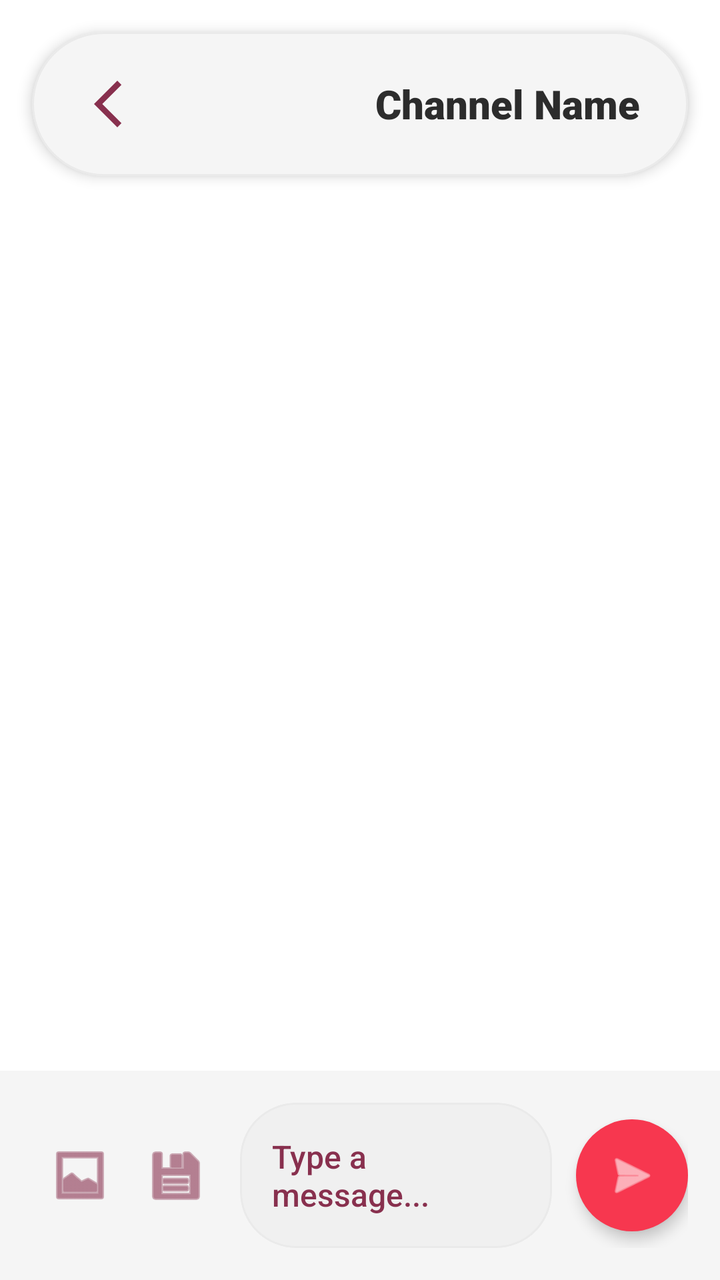
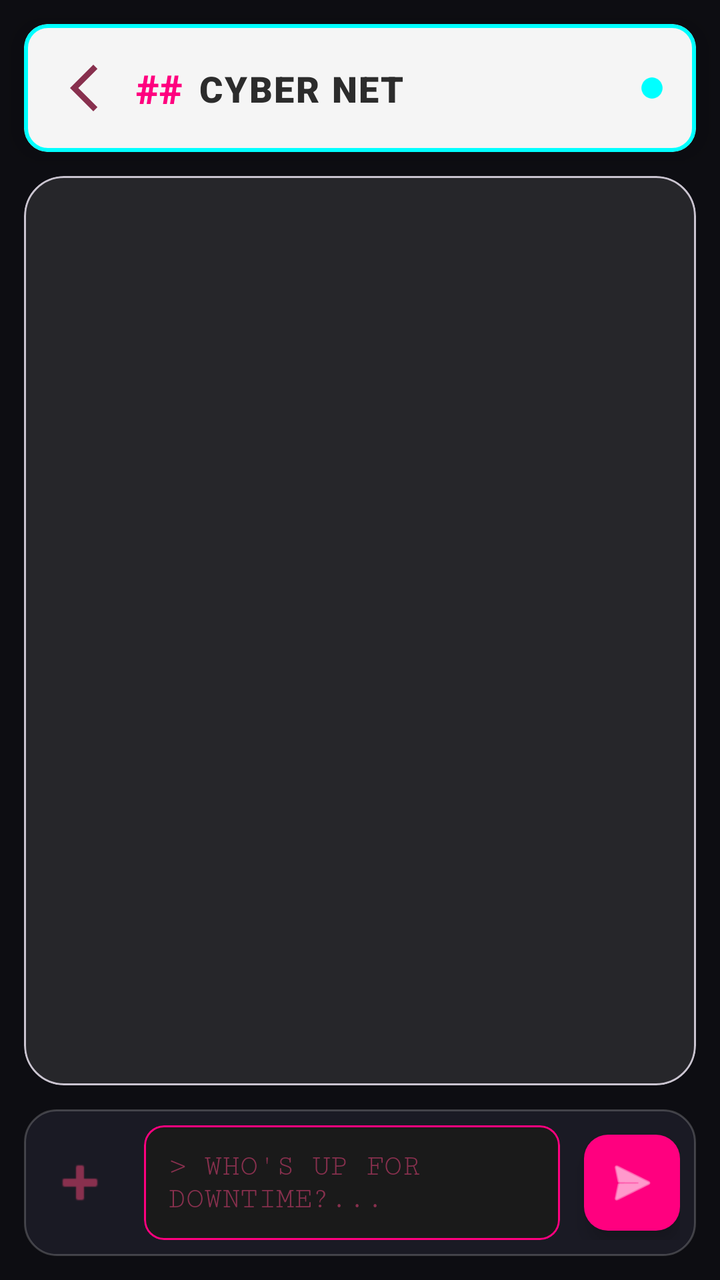

Screens rendered from an Android XML layout before and after an edit, with the pre-edit source and the edit as a unified diff.
<!-- AndroidManifest.xml: application theme Theme.SE114_CallingSystem -->
<!-- res/layout/activity_chat_detail.xml -->
<?xml version="1.0" encoding="utf-8"?>
<LinearLayout xmlns:android="http://schemas.android.com/apk/res/android"
    xmlns:app="http://schemas.android.com/apk/res-auto"
    android:id="@+id/main"
    android:layout_width="match_parent"
    android:layout_height="match_parent"
    android:background="@color/bg_primary"
    android:orientation="vertical"
    android:fitsSystemWindows="true"
    android:animateLayoutChanges="true">

    <com.google.android.material.card.MaterialCardView
        android:id="@+id/header"
        android:layout_width="match_parent"
        android:layout_height="72dp"
        android:layout_margin="16dp"
        app:cardBackgroundColor="@color/bg_secondary"
        app:cardCornerRadius="36dp"
        app:cardElevation="4dp"
        app:strokeColor="@color/card_stroke"
        app:strokeWidth="1dp">

        <RelativeLayout
            android:layout_width="match_parent"
            android:layout_height="match_parent"
            android:paddingHorizontal="24dp">

            <ImageView
                android:id="@+id/btnBack"
                android:layout_width="28dp"
                android:layout_height="28dp"
                android:layout_centerVertical="true"
                android:src="@drawable/icon_backbutton"
                app:tint="@color/icon_tint" />

            <TextView
                android:id="@+id/tvChannelName"
                android:layout_width="wrap_content"
                android:layout_height="wrap_content"
                android:layout_alignParentEnd="true"
                android:layout_centerVertical="true"
                android:text="Channel Name"
                android:textColor="@color/text_primary"
                android:textSize="20sp"
                android:fontFamily="sans-serif-black" />
        </RelativeLayout>
    </com.google.android.material.card.MaterialCardView>

    <androidx.recyclerview.widget.RecyclerView
        android:id="@+id/chatRecyclerView"
        android:layout_width="match_parent"
        android:layout_height="0dp"
        android:layout_weight="1"
        android:layout_marginHorizontal="16dp"
        android:background="@color/bg_primary"
        android:padding="8dp" />

    <LinearLayout
        android:id="@+id/tvReplyingToLayout"
        android:layout_width="match_parent"
        android:layout_height="wrap_content"
        android:layout_marginHorizontal="16dp"
        android:layout_marginBottom="8dp"
        android:background="@drawable/bg_quote_container"
        android:orientation="horizontal"
        android:gravity="center_vertical"
        android:paddingEnd="16dp"
        android:clipToOutline="true"
        android:visibility="gone"
        android:animateLayoutChanges="true">

        <View
            android:layout_width="6dp"
            android:layout_height="match_parent"
            android:background="@color/accent" />

        <TextView
            android:id="@+id/tvReplyingToText"
            android:layout_width="0dp"
            android:layout_height="wrap_content"
            android:layout_weight="1"
            android:layout_marginStart="16dp"
            android:paddingVertical="12dp"
            android:text="Đang trả lời: ..."
            android:textColor="@color/quote_text"
            android:fontFamily="sans-serif-medium"
            android:textSize="14sp"
            android:maxLines="1"
            android:ellipsize="end"/>

        <ImageView
            android:id="@+id/ivReplyPreview"
            android:layout_width="48dp"
            android:layout_height="48dp"
            android:layout_marginEnd="12dp"
            android:scaleType="centerCrop"
            android:visibility="gone" />

        <ImageView
            android:layout_width="24dp"
            android:layout_height="24dp"
            android:src="@android:drawable/ic_menu_close_clear_cancel"
            app:tint="@color/text_secondary" />
    </LinearLayout>

    <LinearLayout
        android:id="@+id/inputArea"
        android:layout_width="match_parent"
        android:layout_height="wrap_content"
        android:background="@color/bg_secondary"
        android:orientation="horizontal"
        android:gravity="center_vertical"
        android:padding="16dp"
        android:animateLayoutChanges="true">

        <ImageButton
            android:id="@+id/btnAttachImage"
            android:layout_width="48dp"
            android:layout_height="48dp"
            android:background="?attr/selectableItemBackgroundBorderless"
            android:src="@android:drawable/ic_menu_gallery"
            app:tint="@color/icon_tint" />

        <ImageButton
            android:id="@+id/btnAttachFile"
            android:layout_width="48dp"
            android:layout_height="48dp"
            android:layout_marginEnd="8dp"
            android:background="?attr/selectableItemBackgroundBorderless"
            android:src="@android:drawable/ic_menu_save"
            app:tint="@color/icon_tint" />

        <com.google.android.material.card.MaterialCardView
            android:layout_width="0dp"
            android:layout_height="wrap_content"
            android:layout_weight="1"
            app:cardBackgroundColor="@color/bg_input"
            app:cardCornerRadius="28dp"
            app:cardElevation="0dp"
            app:strokeWidth="1dp"
            app:strokeColor="@color/card_stroke">

            <EditText
                android:id="@+id/edtMessage"
                android:layout_width="match_parent"
                android:layout_height="wrap_content"
                android:background="@android:color/transparent"
                android:hint="Type a message..."
                android:textColorHint="@color/text_hint"
                android:textColor="@color/text_primary"
                android:fontFamily="sans-serif-medium"
                android:maxLines="4"
                android:padding="16dp"
                android:textSize="16sp" />
        </com.google.android.material.card.MaterialCardView>

        <ImageButton
            android:id="@+id/btnSend"
            android:layout_width="56dp"
            android:layout_height="56dp"
            android:layout_marginStart="12dp"
            android:background="@drawable/bg_send_button"
            android:src="@android:drawable/ic_menu_send"
            android:padding="14dp"
            android:scaleType="centerInside"
            app:tint="@color/white"
            android:elevation="4dp"/>
    </LinearLayout>

</LinearLayout>
<!-- resources referenced by this layout -->
<resources>
  <color name="accent">#F7374F</color>
  <color name="bg_input">#F0F0F0</color>
  <color name="bg_primary">#FFFFFF</color>
  <color name="bg_secondary">#F5F5F5</color>
  <color name="card_stroke">#EAEAEA</color>
  <color name="icon_tint">#88304E</color>
  <color name="quote_text">#522546</color>
  <color name="text_hint">#88304E</color>
  <color name="text_primary">#2C2C2C</color>
  <color name="text_secondary">#522546</color>
  <color name="white">#FFFFFFFF</color>
  <!-- drawable bg_quote_container (drawable) -->
  <?xml version="1.0" encoding="utf-8"?>
  <shape xmlns:android="http://schemas.android.com/apk/res/android">
      <solid android:color="@color/quote_bg"/>
      <corners android:radius="12dp"/>
  </shape>
  <!-- drawable bg_send_button (drawable) -->
  <?xml version="1.0" encoding="utf-8"?>
  <shape xmlns:android="http://schemas.android.com/apk/res/android"
      android:shape="oval">
      <solid android:color="@color/accent" />
  </shape>
  <!-- drawable icon_backbutton (drawable) -->
  <vector xmlns:android="http://schemas.android.com/apk/res/android"
      android:width="24dp"
      android:height="24dp"
      android:viewportWidth="960"
      android:viewportHeight="960">
    <path
        android:pathData="M640,880 L240,480l400,-400 71,71 -329,329 329,329 -71,71Z"
        android:fillColor="#000000"/>
  </vector>
  <style name="Theme.SE114_CallingSystem" parent="Base.Theme.SE114_CallingSystem" />
  <color name="quote_bg">#F5F5F5</color>
  <style name="Base.Theme.SE114_CallingSystem" parent="Theme.Material3.DayNight.NoActionBar">
          <item name="colorPrimary">@color/accent</item>
          <item name="colorOnPrimary">@color/text_on_accent</item>
          <item name="colorSecondary">@color/accent_light</item>
          <item name="android:windowBackground">@color/bg_primary</item>
          <item name="android:statusBarColor">@color/bg_primary</item>
          <item name="android:navigationBarColor">@color/bg_primary</item>
      </style>
  <color name="text_on_accent">#FFFFFF</color>
  <color name="accent_light">#FF6B7A</color>
</resources>

<!-- the commit's change to res/layout/activity_chat_detail.xml (unified diff, before → after) -->
@@ -1,78 +1,116 @@
 <?xml version="1.0" encoding="utf-8"?>
-<LinearLayout xmlns:android="http://schemas.android.com/apk/res/android"
+<androidx.constraintlayout.widget.ConstraintLayout xmlns:android="http://schemas.android.com/apk/res/android"
     xmlns:app="http://schemas.android.com/apk/res-auto"
     android:id="@+id/main"
     android:layout_width="match_parent"
     android:layout_height="match_parent"
-    android:background="@color/bg_primary"
-    android:orientation="vertical"
-    android:fitsSystemWindows="true"
-    android:animateLayoutChanges="true">
+    android:background="#0D0D12"
+    android:fitsSystemWindows="true">
 
     <com.google.android.material.card.MaterialCardView
         android:id="@+id/header"
         android:layout_width="match_parent"
-        android:layout_height="72dp"
-        android:layout_margin="16dp"
+        android:layout_height="64dp"
+        android:layout_margin="12dp"
         app:cardBackgroundColor="@color/bg_secondary"
-        app:cardCornerRadius="36dp"
-        app:cardElevation="4dp"
-        app:strokeColor="@color/card_stroke"
-        app:strokeWidth="1dp">
-
-        <RelativeLayout
+        app:cardCornerRadius="12dp"
+        app:cardElevation="8dp"
+        app:strokeColor="#00FFFF"
+        app:strokeWidth="2dp"
+        app:layout_constraintTop_toTopOf="parent">
+
+        <androidx.constraintlayout.widget.ConstraintLayout
             android:layout_width="match_parent"
             android:layout_height="match_parent"
-            android:paddingHorizontal="24dp">
+            android:paddingHorizontal="16dp">
 
             <ImageView
                 android:id="@+id/btnBack"
                 android:layout_width="28dp"
                 android:layout_height="28dp"
-                android:layout_centerVertical="true"
                 android:src="@drawable/icon_backbutton"
-                app:tint="@color/icon_tint" />
+                app:tint="@color/icon_tint"
+                app:layout_constraintStart_toStartOf="parent"
+                app:layout_constraintTop_toTopOf="parent"
+                app:layout_constraintBottom_toBottomOf="parent" />
+
+            <TextView
+                android:id="@+id/tvChannelHash"
+                android:layout_width="wrap_content"
+                android:layout_height="wrap_content"
+                android:layout_marginStart="12dp"
+                android:text="##"
+                android:textColor="#FF007F"
+                android:textSize="20sp"
+                android:fontFamily="sans-serif-black"
+                app:layout_constraintStart_toEndOf="@id/btnBack"
+                app:layout_constraintTop_toTopOf="parent"
+                app:layout_constraintBottom_toBottomOf="parent"/>
 
             <TextView
                 android:id="@+id/tvChannelName"
                 android:layout_width="wrap_content"
                 android:layout_height="wrap_content"
-                android:layout_alignParentEnd="true"
-                android:layout_centerVertical="true"
-                android:text="Channel Name"
+                android:layout_marginStart="8dp"
+                android:text="CYBER NET"
                 android:textColor="@color/text_primary"
-                android:textSize="20sp"
-                android:fontFamily="sans-serif-black" />
-        </RelativeLayout>
+                android:textSize="18sp"
+                android:fontFamily="sans-serif-black"
+                android:letterSpacing="0.05"
+                app:layout_constraintStart_toEndOf="@id/tvChannelHash"
+                app:layout_constraintTop_toTopOf="parent"
+                app:layout_constraintBottom_toBottomOf="parent"/>
+
+            <ImageView
+                android:id="@+id/ivOnlineStatus"
+                android:layout_width="12dp"
+                android:layout_height="12dp"
+                android:src="@android:drawable/presence_online"
+                app:tint="#00FFFF"
+                app:layout_constraintEnd_toEndOf="parent"
+                app:layout_constraintTop_toTopOf="parent"
+                app:layout_constraintBottom_toBottomOf="parent"/>
+
+        </androidx.constraintlayout.widget.ConstraintLayout>
     </com.google.android.material.card.MaterialCardView>
 
-    <androidx.recyclerview.widget.RecyclerView
-        android:id="@+id/chatRecyclerView"
+    <com.google.android.material.card.MaterialCardView
         android:layout_width="match_parent"
         android:layout_height="0dp"
-        android:layout_weight="1"
-        android:layout_marginHorizontal="16dp"
-        android:background="@color/bg_primary"
-        android:padding="8dp" />
+        android:layout_margin="12dp"
+        app:cardBackgroundColor="#1AFFFFFF"
+        app:cardCornerRadius="20dp"
+        app:cardElevation="0dp"
+        app:layout_constraintTop_toBottomOf="@id/header"
+        app:layout_constraintBottom_toTopOf="@id/tvReplyingToLayout">
+
+        <androidx.recyclerview.widget.RecyclerView
+            android:id="@+id/chatRecyclerView"
+            android:layout_width="match_parent"
+            android:layout_height="match_parent"
+            android:padding="8dp"
+            android:clipToPadding="false"/>
+    </com.google.android.material.card.MaterialCardView>
 
     <LinearLayout
         android:id="@+id/tvReplyingToLayout"
         android:layout_width="match_parent"
         android:layout_height="wrap_content"
-        android:layout_marginHorizontal="16dp"
+        android:layout_marginHorizontal="12dp"
         android:layout_marginBottom="8dp"
-        android:background="@drawable/bg_quote_container"
+        android:background="@drawable/bg_cyber_quote_container"
         android:orientation="horizontal"
         android:gravity="center_vertical"
         android:paddingEnd="16dp"
         android:clipToOutline="true"
         android:visibility="gone"
-        android:animateLayoutChanges="true">
+        android:animateLayoutChanges="true"
+        app:layout_constraintBottom_toTopOf="@id/inputAreaPanel">
 
         <View
-            android:layout_width="6dp"
+            android:layout_width="4dp"
             android:layout_height="match_parent"
-            android:background="@color/accent" />
+            android:background="#FF007F" />
 
         <TextView
             android:id="@+id/tvReplyingToText"
@@ -80,91 +118,101 @@
             android:layout_height="wrap_content"
             android:layout_weight="1"
             android:layout_marginStart="16dp"
-            android:paddingVertical="12dp"
+            android:paddingVertical="10dp"
             android:text="Đang trả lời: ..."
-            android:textColor="@color/quote_text"
+            android:textColor="@color/text_primary"
             android:fontFamily="sans-serif-medium"
-            android:textSize="14sp"
+            android:textSize="13sp"
             android:maxLines="1"
             android:ellipsize="end"/>
 
+        <com.google.android.material.card.MaterialCardView
+            android:id="@+id/cardReplyPreviewImage"
+            android:layout_width="40dp"
+            android:layout_height="40dp"
+            android:layout_marginEnd="12dp"
+            app:cardCornerRadius="6dp"
+            app:cardElevation="0dp"
+            android:visibility="gone">
+            <ImageView
+                android:id="@+id/ivReplyPreview"
+                android:layout_width="match_parent"
+                android:layout_height="match_parent"
+                android:scaleType="centerCrop" />
+        </com.google.android.material.card.MaterialCardView>
+
         <ImageView
-            android:id="@+id/ivReplyPreview"
-            android:layout_width="48dp"
-            android:layout_height="48dp"
-            android:layout_marginEnd="12dp"
-            android:scaleType="centerCrop"
-            android:visibility="gone" />
-
-        <ImageView
-            android:layout_width="24dp"
-            android:layout_height="24dp"
+            android:layout_width="20dp"
+            android:layout_height="20dp"
             android:src="@android:drawable/ic_menu_close_clear_cancel"
             app:tint="@color/text_secondary" />
     </LinearLayout>
 
-    <LinearLayout
-        android:id="@+id/inputArea"
+    <androidx.constraintlayout.widget.ConstraintLayout
+        android:id="@+id/inputAreaPanel"
         android:layout_width="match_parent"
         android:layout_height="wrap_content"
-        android:background="@color/bg_secondary"
-        android:orientation="horizontal"
-        android:gravity="center_vertical"
-        android:padding="16dp"
-        android:animateLayoutChanges="true">
+        android:layout_margin="12dp"
+        android:background="@drawable/bg_genz_input_panel"
+        android:padding="8dp"
+        android:elevation="12dp"
+        android:animateLayoutChanges="true"
+        app:layout_constraintBottom_toBottomOf="parent">
 
         <ImageButton
-            android:id="@+id/btnAttachImage"
-            android:layout_width="48dp"
-            android:layout_height="48dp"
+            android:id="@+id/btnAttachHome"
+            android:layout_width="40dp"
+            android:layout_height="40dp"
             android:background="?attr/selectableItemBackgroundBorderless"
-            android:src="@android:drawable/ic_menu_gallery"
-            app:tint="@color/icon_tint" />
-
-        <ImageButton
-            android:id="@+id/btnAttachFile"
-            android:layout_width="48dp"
-            android:layout_height="48dp"
-            android:layout_marginEnd="8dp"
-            android:background="?attr/selectableItemBackgroundBorderless"
-            android:src="@android:drawable/ic_menu_save"
-            app:tint="@color/icon_tint" />
+            android:src="@android:drawable/ic_input_add"
+            app:tint="@color/icon_tint"
+            app:layout_constraintStart_toStartOf="parent"
+            app:layout_constraintTop_toTopOf="parent"
+            app:layout_constraintBottom_toBottomOf="parent"/>
 
         <com.google.android.material.card.MaterialCardView
+            android:id="@+id/messageCard"
             android:layout_width="0dp"
             android:layout_height="wrap_content"
-            android:layout_weight="1"
-            app:cardBackgroundColor="@color/bg_input"
-            app:cardCornerRadius="28dp"
+            android:layout_marginHorizontal="12dp"
+            app:cardBackgroundColor="#1A1A1A"
+            app:cardCornerRadius="10dp"
             app:cardElevation="0dp"
             app:strokeWidth="1dp"
-            app:strokeColor="@color/card_stroke">
+            app:strokeColor="#FF007F"
+            app:layout_constraintStart_toEndOf="@id/btnAttachHome"
+            app:layout_constraintEnd_toStartOf="@id/btnSend"
+            app:layout_constraintTop_toTopOf="parent"
+            app:layout_constraintBottom_toBottomOf="parent">
 
             <EditText
                 android:id="@+id/edtMessage"
                 android:layout_width="match_parent"
                 android:layout_height="wrap_content"
                 android:background="@android:color/transparent"
-                android:hint="Type a message..."
+                android:hint="> WHO'S UP FOR DOWNTIME?..."
                 android:textColorHint="@color/text_hint"
                 android:textColor="@color/text_primary"
-                android:fontFamily="sans-serif-medium"
-                android:maxLines="4"
-                android:padding="16dp"
-                android:textSize="16sp" />
+                android:fontFamily="serif-monospace"
+                android:maxLines="3"
+                android:padding="12dp"
+                android:textSize="15sp" />
         </com.google.android.material.card.MaterialCardView>
 
         <ImageButton
             android:id="@+id/btnSend"
-            android:layout_width="56dp"
-            android:layout_height="56dp"
-            android:layout_marginStart="12dp"
-            android:background="@drawable/bg_send_button"
+            android:layout_width="48dp"
+            android:layout_height="48dp"
+            android:background="@drawable/bg_cyber_send_button"
             android:src="@android:drawable/ic_menu_send"
-            android:padding="14dp"
+            android:padding="10dp"
             android:scaleType="centerInside"
-            app:tint="@color/white"
-            android:elevation="4dp"/>
-    </LinearLayout>
-
-</LinearLayout>
+            app:tint="#FFFFFF"
+            android:elevation="6dp"
+            app:layout_constraintEnd_toEndOf="parent"
+            app:layout_constraintTop_toTopOf="parent"
+            app:layout_constraintBottom_toBottomOf="parent"/>
+
+    </androidx.constraintlayout.widget.ConstraintLayout>
+
+</androidx.constraintlayout.widget.ConstraintLayout>
<!-- resource entries referenced after the edit -->
@@ -1,27 +1,28 @@
 <!-- resources referenced by this layout -->
 <resources>
   <color name="accent">#F7374F</color>
-  <color name="bg_input">#F0F0F0</color>
   <color name="bg_primary">#FFFFFF</color>
   <color name="bg_secondary">#F5F5F5</color>
-  <color name="card_stroke">#EAEAEA</color>
   <color name="icon_tint">#88304E</color>
-  <color name="quote_text">#522546</color>
   <color name="text_hint">#88304E</color>
   <color name="text_primary">#2C2C2C</color>
   <color name="text_secondary">#522546</color>
-  <color name="white">#FFFFFFFF</color>
-  <!-- drawable bg_quote_container (drawable) -->
+  <!-- drawable bg_cyber_quote_container (drawable) -->
   <?xml version="1.0" encoding="utf-8"?>
   <shape xmlns:android="http://schemas.android.com/apk/res/android">
-      <solid android:color="@color/quote_bg"/>
-      <corners android:radius="12dp"/>
+      <solid android:color="#1AFFFFFF"/>
+      <corners android:radius="8dp"/>
   </shape>
-  <!-- drawable bg_send_button (drawable) -->
+  <!-- drawable bg_cyber_send_button (drawable) -->
   <?xml version="1.0" encoding="utf-8"?>
-  <shape xmlns:android="http://schemas.android.com/apk/res/android"
-      android:shape="oval">
-      <solid android:color="@color/accent" />
+  <shape xmlns:android="http://schemas.android.com/apk/res/android">
+      <solid android:color="#FF007F"/> <corners android:radius="12dp"/>
+  </shape>
+  <!-- drawable bg_genz_input_panel (drawable) -->
+  <?xml version="1.0" encoding="utf-8"?>
+  <shape xmlns:android="http://schemas.android.com/apk/res/android">
+      <solid android:color="#1A1A24"/> <stroke android:width="1dp" android:color="#33FFFFFF"/>
+      <corners android:radius="16dp"/>
   </shape>
   <!-- drawable icon_backbutton (drawable) -->
   <vector xmlns:android="http://schemas.android.com/apk/res/android"
@@ -34,7 +35,6 @@
         android:fillColor="#000000"/>
   </vector>
   <style name="Theme.SE114_CallingSystem" parent="Base.Theme.SE114_CallingSystem" />
-  <color name="quote_bg">#F5F5F5</color>
   <style name="Base.Theme.SE114_CallingSystem" parent="Theme.Material3.DayNight.NoActionBar">
           <item name="colorPrimary">@color/accent</item>
           <item name="colorOnPrimary">@color/text_on_accent</item>
